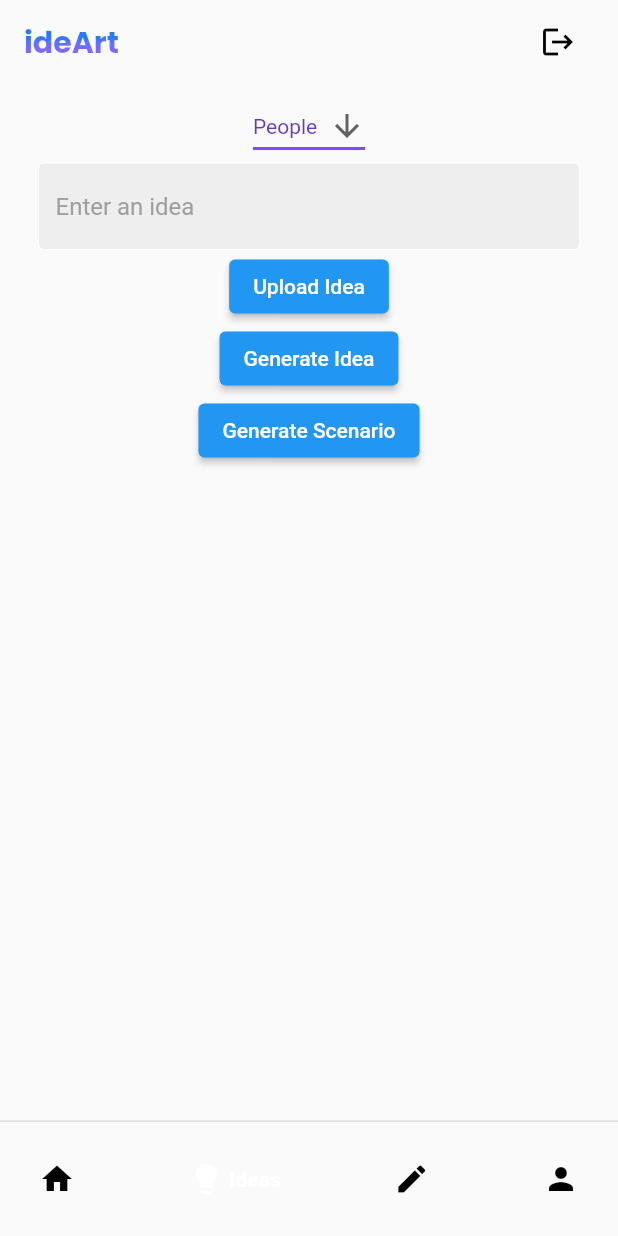
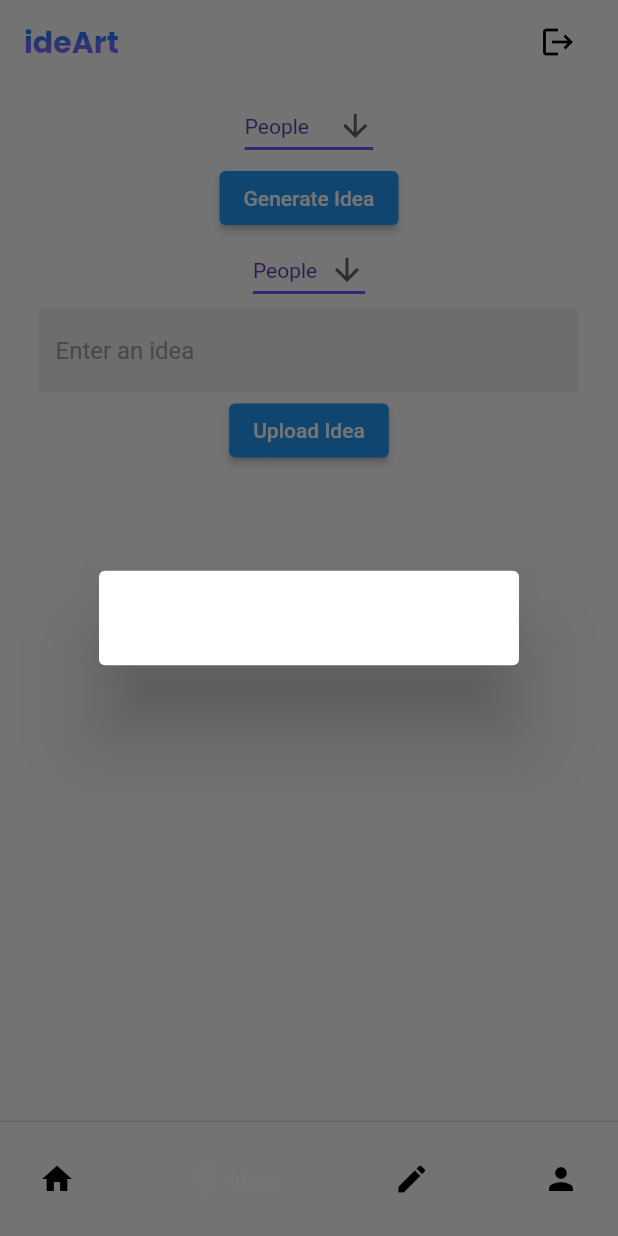
Before and after one commit to Melancholy22/ide_art_mobile_app, a Flutter app: the screen it shows after launch, item 2 of the bottom bar chosen, after a tap on "Generate Idea", on a phone screen of 412 x 824 dp. Run offline on Flutter 3.47's test engine with Material 2 defaults, Android fonts, the phone set to English and light mode, and no system bars; drawn by our look-alikes of google_nav_bar; our stand-ins replace flutter_riverpod, go_router, image_picker; missing offline and left inert: amplify_api, amplify_auth_cognito, amplify_authenticator, amplify_core, amplify_datastore, amplify_flutter and 1 more; network calls fail.

Commit message:
Adjusted the art idea generatos frontend

```diff
--- /dev/null
+++ b/lib/components/drop_down_menu.dart
@@ -0,0 +1,60 @@
+import 'package:amplify_flutter/amplify_flutter.dart';
+import 'package:flutter/material.dart';
+
+class DropdownButton1 extends StatefulWidget {
+
+  final List<String> list;
+
+  String _dropdownValue = "";
+
+  DropdownButton1({super.key, required this.list});
+
+  @override
+  State<DropdownButton1> createState() => _DropdownButton1State(list);
+
+  callBack(String drop) {
+    _dropdownValue = drop;
+  }
+
+  getDrop() {
+    safePrint(_dropdownValue);
+    return _dropdownValue;
+  }
+}
+
+class _DropdownButton1State extends State<DropdownButton1> {
+  static List<String> list = [];
+  static String dropdownValue = list.first;
+
+  _DropdownButton1State(List<String> l) {
+    list = l;
+    dropdownValue = list.first;
+  }
+
+  @override
+  Widget build(BuildContext context) {
+    return DropdownButton<String>(
+      value: dropdownValue,
+      icon: const Icon(Icons.arrow_downward),
+      elevation: 16,
+      style: const TextStyle(color: Colors.deepPurple),
+      underline: Container(
+        height: 2,
+        color: Colors.deepPurpleAccent,
+      ),
+      onChanged: (String? value) {
+        // This is called when the user selects an item.
+        setState(() {
+          dropdownValue = value!;
+        });
+        widget.callBack(value!);
+      },
+      items: list.map<DropdownMenuItem<String>>((String value) {
+        return DropdownMenuItem<String>(
+          value: value,
+          child: Text(value),
+        );
+      }).toList(),
+    );
+  }
+}
--- a/lib/features/controller/controller.txt
+++ /dev/null
@@ -1 +0,0 @@
-Abstract layer to connect the abstract to the repository
--- a/lib/features/data/data.txt
+++ /dev/null
@@ -1 +0,0 @@
-This is the repository layer that abstracts away the networking code, specificially services
--- a/lib/features/pages/UserIdeas.dart
+++ b/lib/features/pages/UserIdeas.dart
@@ -3,6 +3,7 @@ import 'package:amplify_api/model_mutations.dart';
 import 'package:amplify_api/model_queries.dart';
 import 'package:amplify_flutter/amplify_flutter.dart';
 import 'package:flutter/material.dart';
+import 'package:ide_art_mobile_app/components/drop_down_menu.dart';
 import 'package:ide_art_mobile_app/components/my_textfield.dart';
 import 'package:ide_art_mobile_app/components/top_app_bar.dart';
 import '../../models/ArtIdea.dart';
@@ -19,6 +20,8 @@ class UserIdeas extends StatelessWidget {
     var adverbs = [" aggressively", " casually", " quickly", " hastily", " slowly", " cautiously", " hesitantly", " clumsily", " carefully", " creepily"];
     var verbs = [" eating in ", " swimming in ", " sitting in ", " taking a stroll in ", " wandering around ", " crying in ", " laughing in ", " smiling in ", " frowning in ", " relaxing in ", " frolicking in ", " admiring a picture of ", " tiptoeing around ", " sneaking around "];
     var connectors = [" in the presence of ", " with ", " surrounded by ", " while staring at ", " accompanied by ", " joined by ", " while holding ", " while writing a poem about ", " while singing a song about ", " while publishing a paper on ", " while presenting a speech on "];
+    DropdownButton1 drop1 = DropdownButton1(list: ["People", "Places", "Objects", "Ideas", "Animals", "Scenarios"]);
+    String dis  = "";
 
     Future<void> createArtIdea() async {
       try {
@@ -53,12 +56,13 @@ class UserIdeas extends StatelessWidget {
           safePrint('errors: ${response.errors}');
           return <ArtIdea?>[];
         }
-        safePrint(items);
+        // safePrint(items);
         var intValue = Random().nextInt(items.length);
         if(i > 0)
-          ScaffoldMessenger.of(context).showSnackBar(SnackBar(
-                content: Text(items[intValue]!.idea),
-          ));
+          // ScaffoldMessenger.of(context).showSnackBar(SnackBar(
+          //   content: Text(items[intValue]!.idea),
+          // ));
+          dis = items[intValue]!.idea;
 
         return items;
       } on ApiException catch (e) {
@@ -67,9 +71,9 @@ class UserIdeas extends StatelessWidget {
       return <ArtIdea?>[];
     }
 
-    Future<void> check() async{
+    Future<void> check(String string) async{
       // safePrint("Value: " + _DropdownButtonExampleState.dropdownValue);
-      switch(_DropdownButtonExampleState.dropdownValue){
+      switch(string){
         case "People" : { artIdeaType = FilterType.PEOPLE;  }
         break;
 
@@ -122,6 +126,18 @@ class UserIdeas extends StatelessWidget {
         default:
       }
       safePrint(scenes);
+      dis = scenes;
+    }
+
+    void displayStuff() {
+      showDialog(
+        context: context,
+        builder: (context) {
+          return AlertDialog(
+            content: Text(dis),
+          );
+        },
+      );
     }
 
     return Scaffold(
@@ -130,6 +146,23 @@ class UserIdeas extends StatelessWidget {
         child:
           Column(
             children: [
+              drop1,
+              ElevatedButton(
+                child: Text('Generate Idea'),
+                onPressed: () {
+                  String str= drop1.getDrop();
+                  if(str != "Scenarios")
+                    check(str).whenComplete(() => queryListItems(1)).whenComplete(() => displayStuff());
+                  else
+                    generateScenario().whenComplete(() => displayStuff());
+                },
+              ),
+              // ElevatedButton(
+              //   child: Text('Generate Scenario'),
+              //   onPressed: () {
+              //     generateScenario();
+              //   },
+              // ),
               DropdownButtonExample(),
               MyTextField(
                 controller: ideaController,
@@ -139,21 +172,10 @@ class UserIdeas extends StatelessWidget {
               ElevatedButton(
                 child: Text('Upload Idea'),
                 onPressed: () {
-                  check().whenComplete(() => createArtIdea());
+                  check(_DropdownButtonExampleState.dropdownValue).whenComplete(() => createArtIdea());
                 },
               ),
-              ElevatedButton(
-                child: Text('Generate Idea'),
-                onPressed: () {
-                  check().whenComplete(() => queryListItems(1));
-                },
-              ),
-              ElevatedButton(
-                child: Text('Generate Scenario'),
-                onPressed: () {
-                  generateScenario();
-                },
-              ),
+
             ],
           ),
       ),
```
